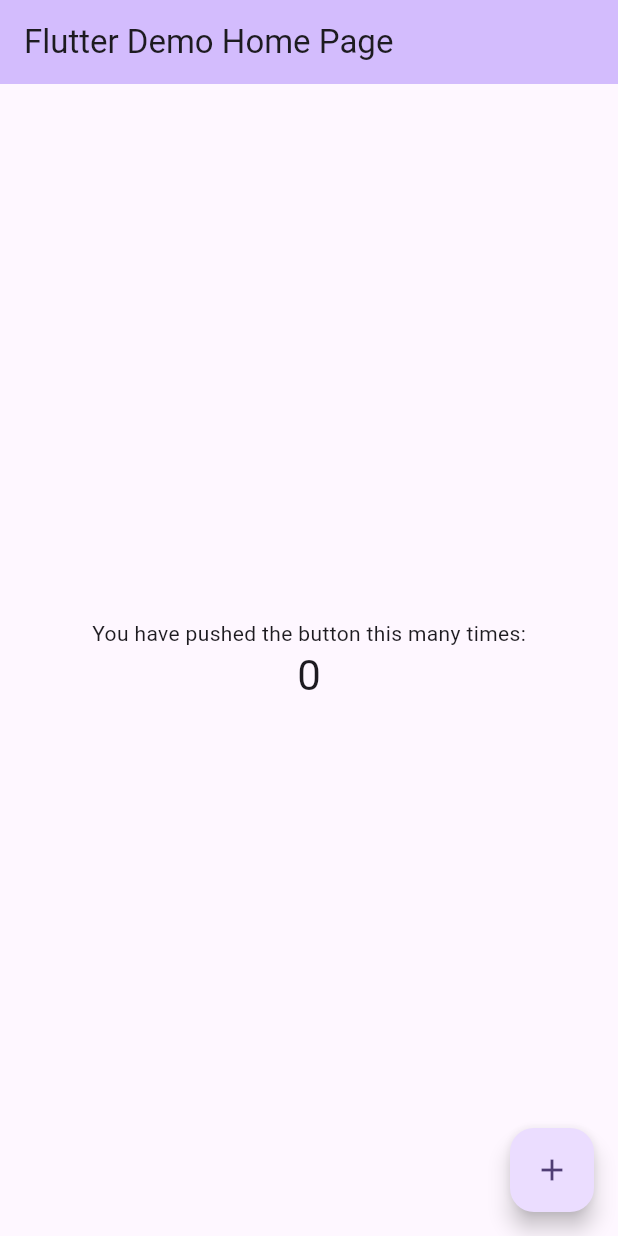
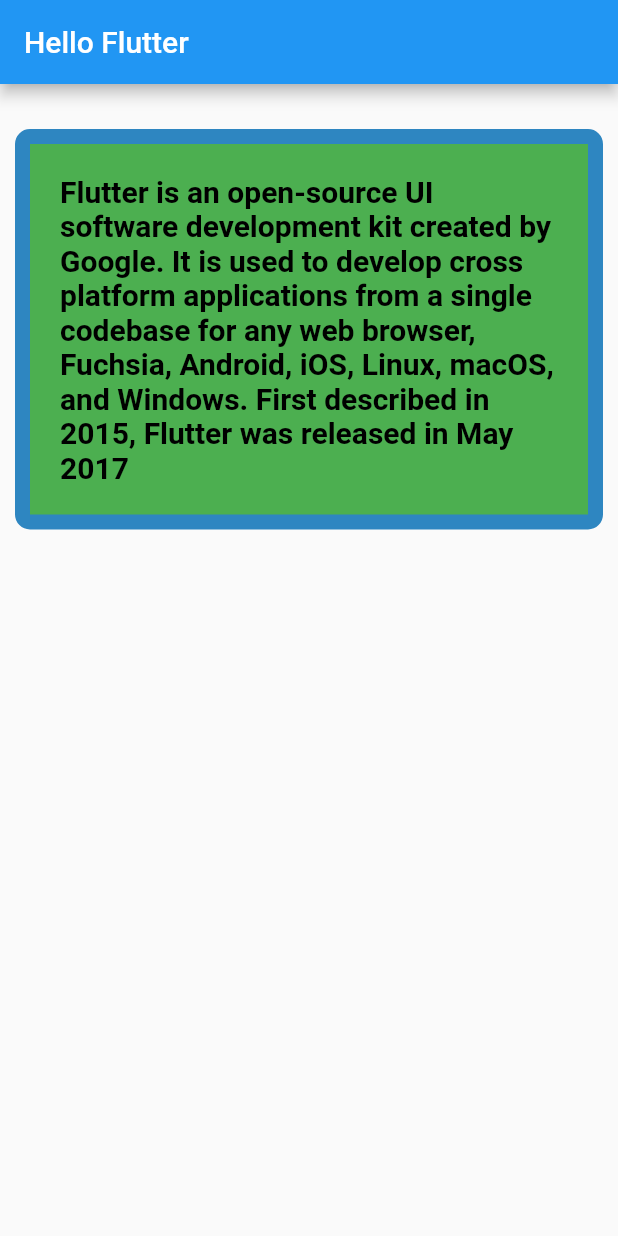
Before and after one commit to maheshmobileApp/IARE-FLutter-Project, a Flutter app: the screen it shows after launch, on a phone screen of 412 x 824 dp. Run offline on Flutter 3.47's test engine with Material 2 defaults, Android fonts, the phone set to English and light mode, and no system bars.

Commit message:
container and text

```diff
--- a/lib/main.dart
+++ b/lib/main.dart
@@ -1,125 +1,55 @@
 import 'package:flutter/material.dart';
 
 void main() {
-  runApp(const MyApp());
+  runApp(MaterialApp(
+    home: Scaffold(
+      appBar: AppBar(
+        title: Text("Hello Flutter"),
+      ),
+      body: Container(
+        // color: Colors.green,
+        margin: EdgeInsets.symmetric(vertical: 30, horizontal: 10),
+        padding: EdgeInsets.all(20),
+        decoration: BoxDecoration(
+          color: Colors.green,
+          borderRadius: BorderRadius.circular(10),
+            border:
+                Border.all(width: 10, color: Color.fromRGBO(46, 134, 193, 1))),
+        //margin: EdgeInsets.only(left: 10, right: 10, top: 30, bottom: 30),
+        //  width: 200,
+        // height: 100,
+        child: Text(
+          "Flutter is an open-source UI software development kit created by Google. It is used to develop cross platform applications from a single codebase for any web browser, Fuchsia, Android, iOS, Linux, macOS, and Windows. First described in 2015, Flutter was released in May 2017",
+          // maxLines: 3,
+          style: TextStyle(
+            fontSize: 20,
+            color: Colors.black,
+            fontWeight: FontWeight.w600,
+            // wordSpacing: 10
+            // letterSpacing: 7
+          ),
+        ),
+      ),
+    ),
+  ));
 }
 
-class MyApp extends StatelessWidget {
-  const MyApp({super.key});
+//main -> runApp()-> MaterialApp-> home-> ScaffoldWidget
+/*
 
-  // This widget is the root of your application.
-  @override
-  Widget build(BuildContext context) {
-    return MaterialApp(
-      // title: 'Flutter Demo',
-      theme: ThemeData(
-        // This is the theme of your application.
-        //
-        // TRY THIS: Try running your application with "flutter run". You'll see
-        // the application has a blue toolbar. Then, without quitting the app,
-        // try changing the seedColor in the colorScheme below to Colors.green
-        // and then invoke "hot reload" (save your changes or press the "hot
-        // reload" button in a Flutter-supported IDE, or press "r" if you used
-        // the command line to start the app).
-        //
-        // Notice that the counter didn't reset back to zero; the application
-        // state is not lost during the reload. To reset the state, use hot
-        // restart instead.
-        //
-        // This works for code too, not just values: Most code changes can be
-        // tested with just a hot reload.
-        colorScheme: ColorScheme.fromSeed(seedColor: Colors.deepPurple),
-        useMaterial3: true,
-      ),
-      home: const MyHomePage(title: 'Flutter Demo Home Page'),
-    );
-  }
-}
-
-class MyHomePage extends StatefulWidget {
-  const MyHomePage({super.key, required this.title});
-
-  // This widget is the home page of your application. It is stateful, meaning
-  // that it has a State object (defined below) that contains fields that affect
-  // how it looks.
-
-  // This class is the configuration for the state. It holds the values (in this
-  // case the title) provided by the parent (in this case the App widget) and
-  // used by the build method of the State. Fields in a Widget subclass are
-  // always marked "final".
-
-  final String title;
-
-  @override
-  State<MyHomePage> createState() => _MyHomePageState();
-}
-
-class _MyHomePageState extends State<MyHomePage> {
-  int _counter = 0;
-
-  void _incrementCounter() {
-    setState(() {
-      // This call to setState tells the Flutter framework that something has
-      // changed in this State, which causes it to rerun the build method below
-      // so that the display can reflect the updated values. If we changed
-      // _counter without calling setState(), then the build method would not be
-      // called again, and so nothing would appear to happen.
-      _counter++;
-    });
-  }
-
-  @override
-  Widget build(BuildContext context) {
-    // This method is rerun every time setState is called, for instance as done
-    // by the _incrementCounter method above.
-    //
-    // The Flutter framework has been optimized to make rerunning build methods
-    // fast, so that you can just rebuild anything that needs updating rather
-    // than having to individually change instances of widgets.
-    return Scaffold(
-      appBar: AppBar(
-        // TRY THIS: Try changing the color here to a specific color (to
-        // Colors.amber, perhaps?) and trigger a hot reload to see the AppBar
-        // change color while the other colors stay the same.
-        backgroundColor: Theme.of(context).colorScheme.inversePrimary,
-        // Here we take the value from the MyHomePage object that was created by
-        // the App.build method, and use it to set our appbar title.
-        title: Text(widget.title),
-      ),
-      body: Center(
-        // Center is a layout widget. It takes a single child and positions it
-        // in the middle of the parent.
-        child: Column(
-          // Column is also a layout widget. It takes a list of children and
-          // arranges them vertically. By default, it sizes itself to fit its
-          // children horizontally, and tries to be as tall as its parent.
-          //
-          // Column has various properties to control how it sizes itself and
-          // how it positions its children. Here we use mainAxisAlignment to
-          // center the children vertically; the main axis here is the vertical
-          // axis because Columns are vertical (the cross axis would be
-          // horizontal).
-          //
-          // TRY THIS: Invoke "debug painting" (choose the "Toggle Debug Paint"
-          // action in the IDE, or press "p" in the console), to see the
-          // wireframe for each widget.
-          mainAxisAlignment: MainAxisAlignment.center,
-          children: <Widget>[
-            const Text(
-              'You have pushed the button this many times:',
-            ),
-            Text(
-              '$_counter',
-              style: Theme.of(context).textTheme.headlineMedium,
-            ),
-          ],
-        ),
-      ),
-      floatingActionButton: FloatingActionButton(
-        onPressed: _incrementCounter,
-        tooltip: 'Increment',
-        child: const Icon(Icons.add),
-      ), // This trailing comma makes auto-formatting nicer for build methods.
-    );
-  }
-}
+MaterialApp(
+    home: Scaffold(
+        body: Container(
+      margin: EdgeInsets.all(10),
+      color: Colors.red,
+      child: Container(
+          margin: EdgeInsets.all(10),
+        //  padding: EdgeInsets.all(50),
+          color: Colors.green,
+          height: 300,
+          width: 300,
+          alignment: Alignment.topRight,
+          child: Text("Hello")),
+    )),
+  )
+ */
--- a/pubspec.yaml
+++ b/pubspec.yaml
@@ -45,7 +45,7 @@
   # activated in the `analysis_options.yaml` file located at the root of your
   # package. See that file for information about deactivating specific lint
   # rules and activating additional ones.
-  flutter_lints: ^2.0.0
+  # flutter_lints: ^2.0.0
 
 # For information on the generic Dart part of this file, see the
 # following page: https://dart.dev/tools/pub/pubspec
```
Also changed, not shown: pubspec.lock, 3 other files.
